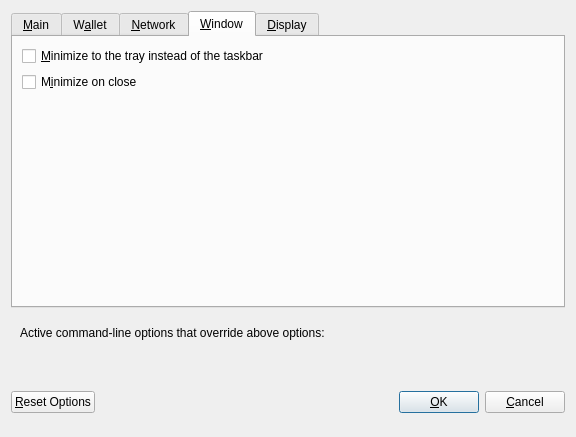
goacoincore/goacoin, file src/qt/forms/optionsdialog.ui: the form before one commit.
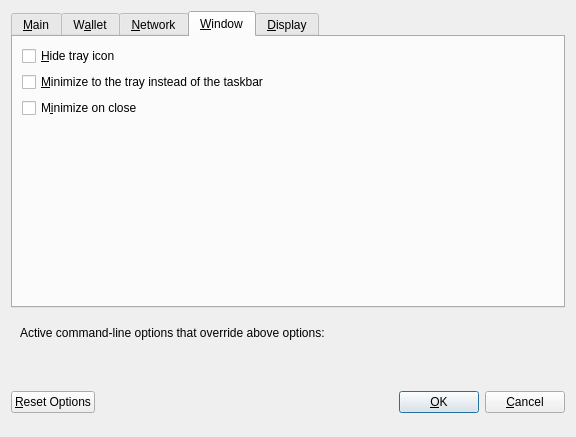
The form after the commit. The open tabs and pages were chosen to show the change. Custom widgets are drawn as their Qt base class.

```diff
--- a/src/qt/forms/optionsdialog.ui
+++ b/src/qt/forms/optionsdialog.ui
@@ -613,6 +613,16 @@
        <string>&amp;Window</string>
       </attribute>
       <layout class="QVBoxLayout" name="verticalLayout_Window">
+       <item>
+        <widget class="QCheckBox" name="hideTrayIcon">
+         <property name="toolTip">
+          <string>Hide the icon from the system tray.</string>
+         </property>
+         <property name="text">
+          <string>&amp;Hide tray icon</string>
+         </property>
+        </widget>
+       </item>
        <item>
         <widget class="QCheckBox" name="minimizeToTray">
          <property name="toolTip">
```
